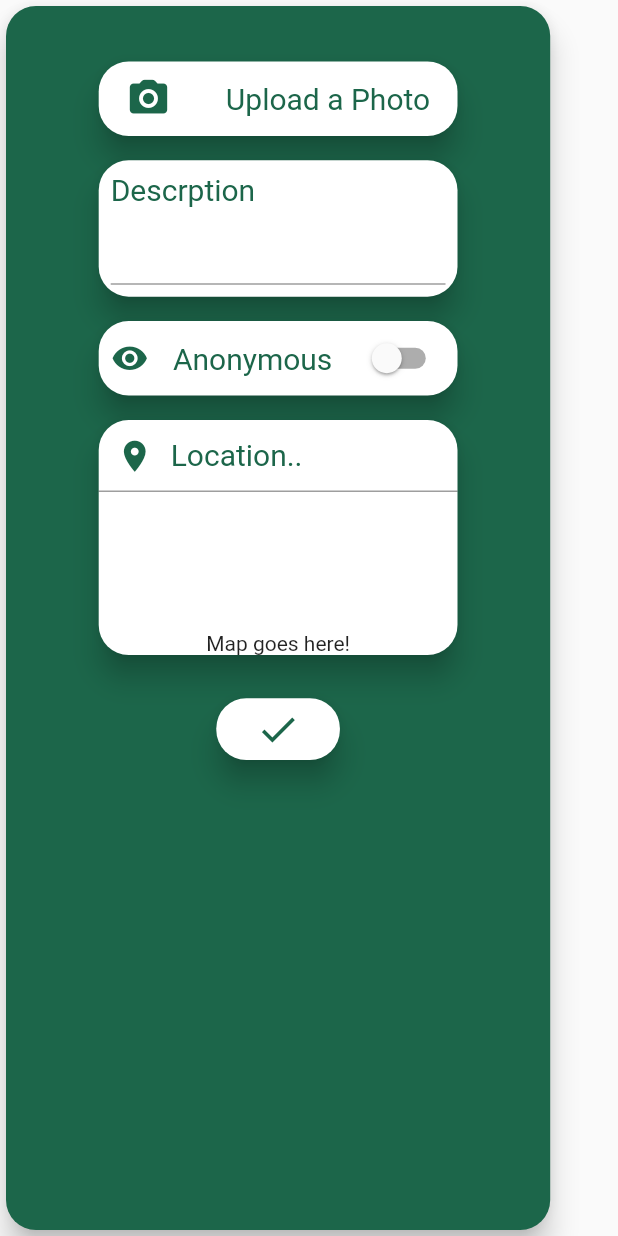
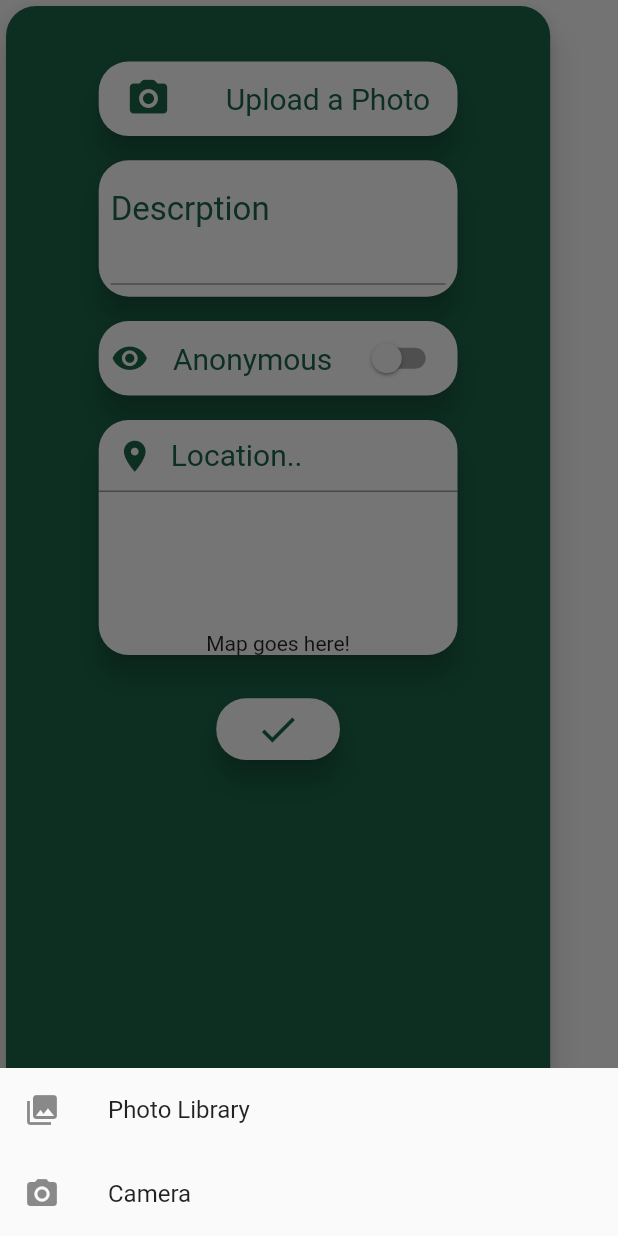
Before and after one commit to Amenshawi/Ataa, a Flutter app: the CustomForm widget shown alone on an empty page, opened directly with empty values, after a tap on "Upload a Photo", on a phone screen of 412 x 824 dp. Run offline on Flutter 3.47's test engine with Material 2 defaults, Android fonts, the phone set to English and light mode, and no system bars; our stand-ins replace cloud_firestore, firebase_auth, firebase_core, flutter_icons, geolocator, google_maps_flutter and 2 more; missing offline and left inert: google_maps_controller; accounts and stored records are empty.

Commit message:
Add donation only lacks the following now: 1- adding location 2- storing the picture in the db and linking it with the donation document
node:
a modified icon had been added check it.

```diff
--- a/lib/Donor/Donation/CustomForm.dart
+++ b/lib/Donor/Donation/CustomForm.dart
@@ -1,5 +1,10 @@
 // import 'dart:io';
+import 'package:Ataa/appUser.dart';
+import 'package:Ataa/database.dart';
 import 'package:flutter/material.dart';
+import 'dart:io';
+
+import 'package:image_picker/image_picker.dart';
 
 final Color ataaGreen = Color.fromRGBO(28, 102, 74, 1);
 final Color ataaGreenField = Color.fromRGBO(28, 102, 74, .5);
@@ -8,17 +13,23 @@ final Color ataaWhite = Color.fromRGBO(255, 255, 255, 0.75);
 
 class CustomForm extends StatefulWidget {
   final String type;
-  CustomForm(this.type);
+  final AppUser user;
+  CustomForm(this.type, this.user);
   @override
-  _CustomFormState createState() => _CustomFormState(type);
+  _CustomFormState createState() => _CustomFormState(type, user);
 }
 
 class _CustomFormState extends State<CustomForm> {
-  // File _image;
+  final database = Database();
+  PickedFile _image;
   double heightSize, widthSize;
   bool isSwitched = false;
-  String type;
-  _CustomFormState(this.type);
+  TextEditingController descController = TextEditingController();
+  bool anonymous;
+  bool imagePicked = false;
+  final String type;
+  final AppUser user;
+  _CustomFormState(this.type, this.user);
   // Future getImage() async {
   //   PickedFile pickedFile = await ImagePicker.getImage(
   //       source: ImageSource.camera, imageQuality: 50);
@@ -57,7 +68,7 @@ class _CustomFormState extends State<CustomForm> {
               //       Column(children: [
               GestureDetector(
                 onTap: () {
-                  print('Hi there!');
+                  _showPicker(context);
                 },
                 child: Container(
                   height: heightSize * 0.07,
@@ -70,7 +81,9 @@ class _CustomFormState extends State<CustomForm> {
                       mainAxisAlignment: MainAxisAlignment.center,
                       children: [
                         Row(
-                          mainAxisAlignment: MainAxisAlignment.spaceAround,
+                          mainAxisAlignment: !imagePicked
+                              ? MainAxisAlignment.spaceAround
+                              : MainAxisAlignment.center,
                           children: [
                             Icon(
                               Icons.camera_alt_rounded,
@@ -78,10 +91,13 @@ class _CustomFormState extends State<CustomForm> {
                               // color: Colors.grey,
                               color: ataaGreen,
                             ),
-                            Text(
-                              'Upload a Photo',
-                              style: TextStyle(color: ataaGreen, fontSize: 20),
-                            ),
+                            !imagePicked
+                                ? Text(
+                                    'Upload a Photo',
+                                    style: TextStyle(
+                                        color: ataaGreen, fontSize: 20),
+                                  )
+                                : Text(''),
                           ],
                         ),
                       ],
@@ -111,14 +127,18 @@ class _CustomFormState extends State<CustomForm> {
                         // mainAxisAlignment: MainAxisAlignment.start,
                         crossAxisAlignment: CrossAxisAlignment.start,
                         children: [
-                          Text('Descrption ',
-                              style: TextStyle(color: ataaGreen, fontSize: 20)),
+                          // Text('Descrption ',
+                          //     style: TextStyle(color: ataaGreen, fontSize: 20)),
                           Expanded(
                             child: TextField(
+                              controller: descController,
                               cursorColor: ataaGreen,
                               keyboardType: TextInputType.multiline,
                               maxLines: 3,
                               decoration: InputDecoration(
+                                  hintText: 'Descrption',
+                                  hintStyle:
+                                      TextStyle(color: ataaGreen, fontSize: 22),
                                   focusedBorder: UnderlineInputBorder(
                                       borderSide:
                                           BorderSide(color: ataaGreen))),
@@ -150,7 +170,7 @@ class _CustomFormState extends State<CustomForm> {
                         onChanged: (value) {
                           setState(() {
                             isSwitched = value;
-                            // database.changePrivacy(user, value);
+                            anonymous = value;
                           });
                         },
                         activeTrackColor: ataaGreen,
@@ -210,6 +230,9 @@ class _CustomFormState extends State<CustomForm> {
                   child: Icon(Icons.done, color: ataaGreen, size: 30),
                   onPressed: () {
                     print('Hi there!');
+                    database.addDonation(user, type, 'pic', descController.text,
+                        anonymous, 'location');
+                    Navigator.pop(context);
                     // call db.addDonation here
                   },
                 ),
@@ -220,4 +243,54 @@ class _CustomFormState extends State<CustomForm> {
       ),
     );
   }
+
+  void _showPicker(context) {
+    showModalBottomSheet(
+        context: context,
+        builder: (BuildContext bc) {
+          return SafeArea(
+            child: Container(
+              child: new Wrap(
+                children: <Widget>[
+                  new ListTile(
+                      leading: new Icon(Icons.photo_library),
+                      title: new Text('Photo Library'),
+                      onTap: () {
+                        _imgFromGallery();
+                        Navigator.of(context).pop();
+                      }),
+                  new ListTile(
+                    leading: new Icon(Icons.photo_camera),
+                    title: new Text('Camera'),
+                    onTap: () {
+                      _imgFromCamera();
+                      Navigator.of(context).pop();
+                    },
+                  ),
+                ],
+              ),
+            ),
+          );
+        });
+  }
+
+  _imgFromCamera() async {
+    PickedFile image = await ImagePicker()
+        .getImage(source: ImageSource.camera, imageQuality: 50);
+
+    setState(() {
+      _image = image;
+      imagePicked = true;
+    });
+  }
+
+  _imgFromGallery() async {
+    PickedFile image = await ImagePicker()
+        .getImage(source: ImageSource.gallery, imageQuality: 50);
+
+    setState(() {
+      _image = image;
+      imagePicked = true;
+    });
+  }
 }
--- a/lib/NavigationPage.dart
+++ b/lib/NavigationPage.dart
@@ -54,7 +54,7 @@ class TabNavigationItem {
 
   static List<TabNavigationItem> items(user) => [
         TabNavigationItem(
-          page: DonorPage_2(),
+          page: DonorPage_2(user),
           icon: Icon(FontAwesome5.handshake),
           title: "Donate",
         ),
--- a/pubspec.yaml
+++ b/pubspec.yaml
@@ -35,6 +35,7 @@ dependencies:
   geolocator: ^6.2.0
   permission_handler: ^5.0.1
   google_maps_controller: ^1.1.0
+  image_picker: ^0.6.6+5
 
 
 
```
Also changed, not shown: lib/Donor/donorPage_2.dart (+7 -2 lines), lib/database.dart (+4 -4 lines), assets/Images/history_3-V2.png (added), 1 other file.
